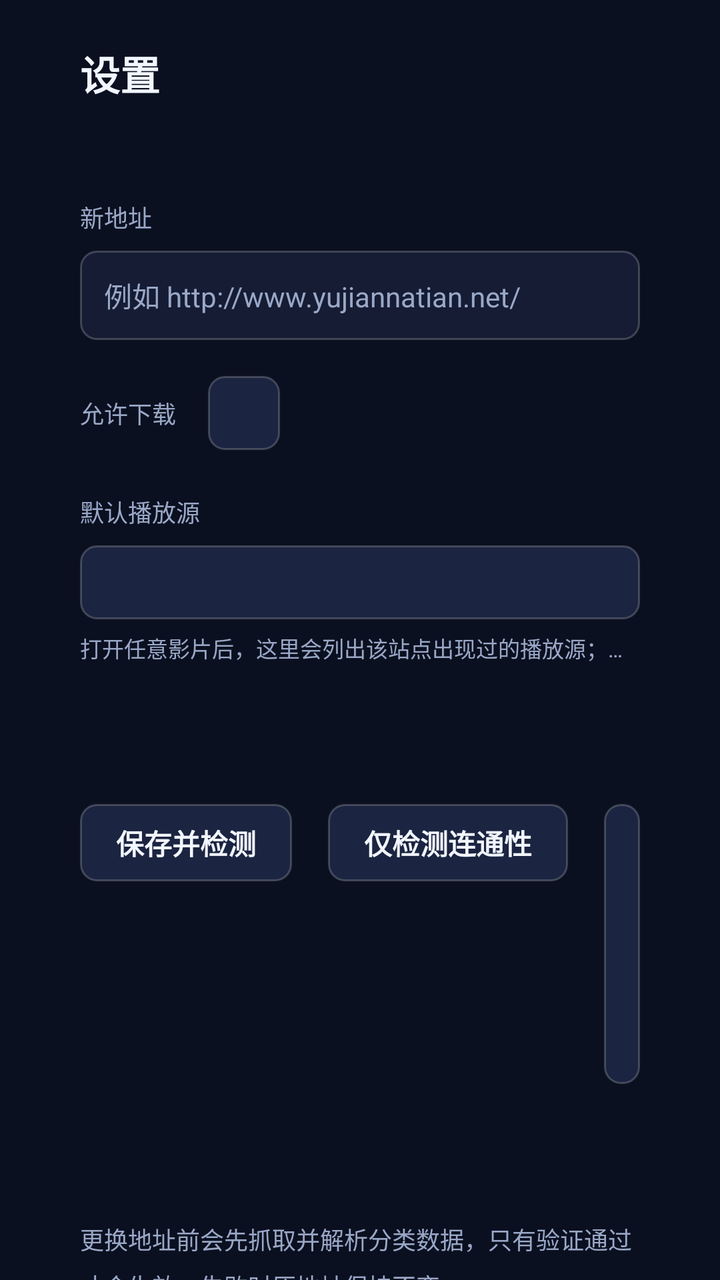
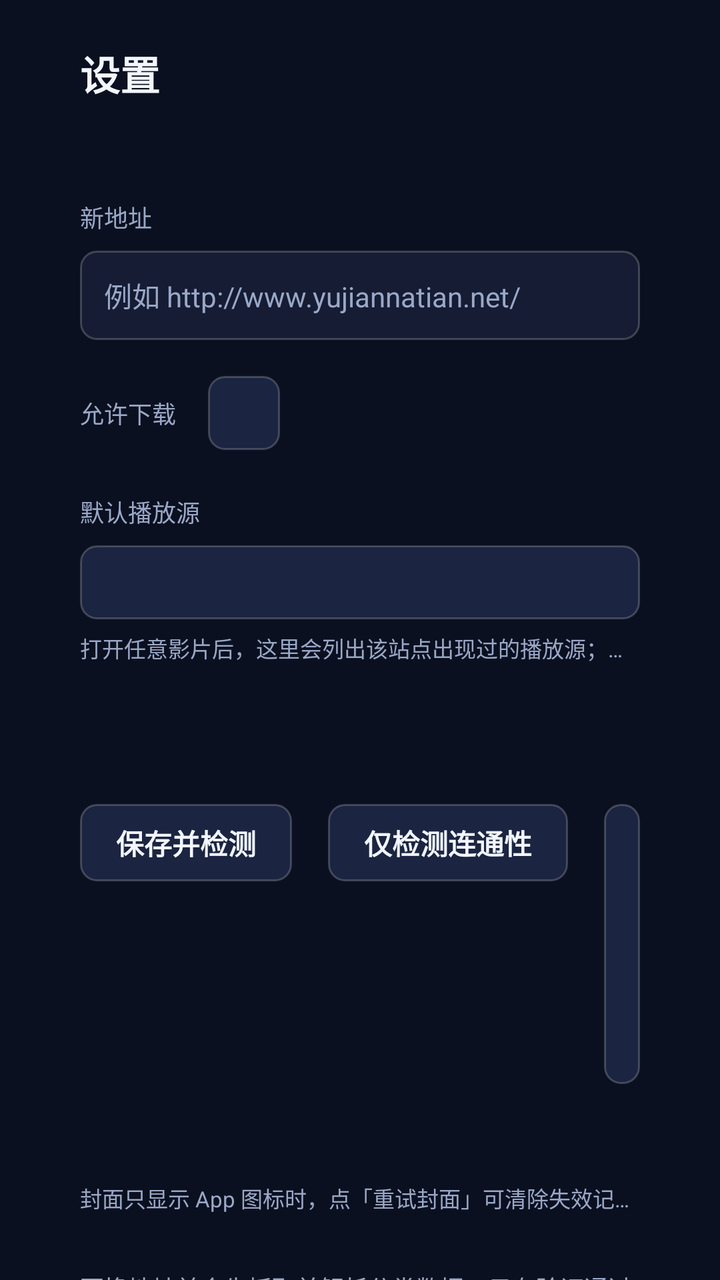

Two renders of the same Android screen: before a commit and after it. Below are the layout's source before the change and the commit's diff.
<!-- AndroidManifest.xml: application theme AppTheme -->
<!-- res/layout/fragment_settings.xml -->
<?xml version="1.0" encoding="utf-8"?>
<ScrollView xmlns:android="http://schemas.android.com/apk/res/android"
    android:layout_width="match_parent"
    android:layout_height="match_parent"
    android:background="@color/bg"
    android:fillViewport="true">

    <LinearLayout
        android:layout_width="match_parent"
        android:layout_height="wrap_content"
        android:orientation="vertical"
        android:paddingLeft="@dimen/overscan_h"
        android:paddingRight="@dimen/overscan_h"
        android:paddingTop="@dimen/overscan_v"
        android:paddingBottom="@dimen/overscan_v">

        <TextView
            style="@style/TvTitle"
            android:layout_width="wrap_content"
            android:layout_height="wrap_content"
            android:text="@string/settings_title" />

        <TextView
            android:id="@+id/current"
            style="@style/TvSub"
            android:layout_width="wrap_content"
            android:layout_height="wrap_content"
            android:layout_marginTop="10dp" />

        <TextView
            style="@style/TvSub"
            android:layout_width="wrap_content"
            android:layout_height="wrap_content"
            android:layout_marginTop="22dp"
            android:text="新地址" />

        <EditText
            android:id="@+id/edit_url"
            style="@style/TvUrlEdit"
            android:layout_width="match_parent"
            android:layout_height="wrap_content"
            android:layout_marginTop="8dp"
            android:hint="@string/hint_url"
            android:nextFocusDown="@+id/btn_allow_download"
            android:textColorHint="@color/text_secondary" />

        <LinearLayout
            android:layout_width="match_parent"
            android:layout_height="wrap_content"
            android:layout_marginTop="18dp"
            android:gravity="center_vertical"
            android:orientation="horizontal">

            <TextView
                style="@style/TvSub"
                android:layout_width="wrap_content"
                android:layout_height="wrap_content"
                android:text="@string/settings_download_title" />

            <Button
                android:id="@+id/btn_allow_download"
                style="@style/TvButton"
                android:layout_width="wrap_content"
                android:layout_height="wrap_content"
                android:layout_marginStart="16dp"
                android:nextFocusUp="@+id/edit_url"
                android:nextFocusDown="@+id/btn_source"
                android:textAllCaps="false" />
        </LinearLayout>

        <TextView
            style="@style/TvSub"
            android:layout_width="wrap_content"
            android:layout_height="wrap_content"
            android:layout_marginTop="22dp"
            android:text="@string/settings_source_title" />

        <Button
            android:id="@+id/btn_source"
            style="@style/TvButton"
            android:layout_width="match_parent"
            android:layout_height="wrap_content"
            android:layout_marginTop="8dp"
            android:gravity="center_vertical|start"
            android:nextFocusUp="@+id/btn_allow_download"
            android:nextFocusDown="@+id/btn_save"
            android:textAllCaps="false" />

        <TextView
            style="@style/TvSmall"
            android:layout_width="match_parent"
            android:layout_height="wrap_content"
            android:layout_marginTop="6dp"
            android:text="@string/settings_source_hint"
            android:textColor="@color/text_secondary" />

        <TextView
            android:id="@+id/status"
            style="@style/TvSub"
            android:layout_width="match_parent"
            android:layout_height="wrap_content"
            android:layout_marginTop="16dp"
            android:minHeight="44dp"
            android:textSize="13sp" />

        <LinearLayout
            android:layout_width="wrap_content"
            android:layout_height="wrap_content"
            android:layout_marginTop="10dp"
            android:orientation="horizontal">

            <Button
                android:id="@+id/btn_save"
                style="@style/TvButton"
                android:layout_width="wrap_content"
                android:layout_height="wrap_content"
                android:nextFocusUp="@id/edit_url"
                android:nextFocusRight="@+id/btn_test"
                android:text="@string/action_save"
                android:textAllCaps="false" />

            <Button
                android:id="@+id/btn_test"
                style="@style/TvButton"
                android:layout_width="wrap_content"
                android:layout_height="wrap_content"
                android:layout_marginStart="18dp"
                android:nextFocusUp="@id/edit_url"
                android:nextFocusLeft="@id/btn_save"
                android:nextFocusRight="@+id/btn_default"
                android:text="@string/action_test"
                android:textAllCaps="false" />

            <Button
                android:id="@+id/btn_default"
                style="@style/TvButton"
                android:layout_width="wrap_content"
                android:layout_height="wrap_content"
                android:layout_marginStart="18dp"
                android:nextFocusUp="@id/edit_url"
                android:nextFocusLeft="@id/btn_test"
                android:nextFocusRight="@+id/btn_prev"
                android:text="@string/action_reset_site"
                android:textAllCaps="false" />

            <Button
                android:id="@+id/btn_prev"
                style="@style/TvButton"
                android:layout_width="wrap_content"
                android:layout_height="wrap_content"
                android:layout_marginStart="18dp"
                android:nextFocusUp="@id/edit_url"
                android:nextFocusLeft="@id/btn_default"
                android:text="@string/action_prev_site"
                android:textAllCaps="false" />
        </LinearLayout>

        <TextView
            style="@style/TvSub"
            android:layout_width="match_parent"
            android:layout_height="wrap_content"
            android:layout_marginTop="28dp"
            android:lineSpacingExtra="6dp"
            android:text="@string/settings_tip" />

        
    </LinearLayout>
</ScrollView>
<!-- resources referenced by this layout -->
<resources>
  <color name="bg">#FF0B1020</color>
  <color name="text_secondary">#FF9AA8C7</color>
  <dimen name="overscan_h">40dp</dimen>
  <dimen name="overscan_v">22dp</dimen>
  <string name="action_prev_site">使用上次可用地址</string>
  <string name="action_reset_site">恢复默认地址</string>
  <string name="action_save">保存并检测</string>
  <string name="action_test">仅检测连通性</string>
  <string name="hint_url">例如 http://www.yujiannatian.net/</string>
  <string name="settings_download_title">允许下载</string>
  <string name="settings_source_hint">打开任意影片后，这里会列出该站点出现过的播放源；选择后每次进入详情默认选中该源。遥控器确认键打开列表选择。</string>
  <string name="settings_source_title">默认播放源</string>
  <string name="settings_tip">更换地址前会先抓取并解析分类数据，只有验证通过才会生效；失败时原地址保持不变。\n使用遥控器方向键移动焦点，确认键输入 / 点击。</string>
  <string name="settings_title">设置</string>
  <style name="TvButton" parent="TvText">
          <item name="android:textSize">@dimen/text_card</item>
          <item name="android:textStyle">bold</item>
          <item name="android:gravity">center</item>
          <item name="android:paddingLeft">18dp</item>
          <item name="android:paddingRight">18dp</item>
          <item name="android:paddingTop">9dp</item>
          <item name="android:paddingBottom">9dp</item>
          <item name="android:background">@drawable/bg_button</item>
          <item name="android:focusable">true</item>
          <item name="android:focusableInTouchMode">true</item>
          <item name="android:clickable">true</item>
      </style>
  <style name="TvSmall" parent="TvText">
          <item name="android:textColor">@color/text_secondary</item>
          <item name="android:textSize">@dimen/text_tiny</item>
          <item name="android:singleLine">true</item>
          <item name="android:ellipsize">end</item>
      </style>
  <style name="TvSub" parent="TvText">
          <item name="android:textColor">@color/text_secondary</item>
          <item name="android:textSize">@dimen/text_small</item>
      </style>
  <style name="TvTitle" parent="TvText">
          <item name="android:textSize">@dimen/text_title</item>
          <item name="android:textStyle">bold</item>
      </style>
  <style name="TvUrlEdit" parent="TvText">
          <item name="android:textSize">@dimen/text_card</item>
          <item name="android:background">@drawable/bg_edit</item>
          <item name="android:padding">12dp</item>
          <item name="android:singleLine">true</item>
          <item name="android:imeOptions">actionDone</item>
          <item name="android:focusable">true</item>
          <item name="android:focusableInTouchMode">true</item>
      </style>
  <style name="AppTheme" parent="Theme.Leanback">
          <item name="android:windowBackground">@color/bg</item>
          <item name="android:colorAccent">@color/accent</item>
          <item name="android:textColorPrimary">@color/text_primary</item>
          <item name="android:textColorSecondary">@color/text_secondary</item>
          <item name="android:windowNoTitle">true</item>
          <item name="android:windowActionBar">false</item>
      </style>
  <style name="TvText">
          <item name="android:textColor">@color/text_primary</item>
          <item name="android:textSize">@dimen/text_body</item>
      </style>
  <dimen name="text_card">14sp</dimen>
  <dimen name="text_tiny">11sp</dimen>
  <dimen name="text_small">12sp</dimen>
  <dimen name="text_title">20sp</dimen>
  <color name="accent">#FF54A0FF</color>
  <color name="text_primary">#FFF2F6FF</color>
  <dimen name="text_body">14sp</dimen>
  <color name="card_focus">#FF2F6BFF</color>
  <color name="accent_dim">#FF2A4C8A</color>
  <color name="card_bg">#FF1B2440</color>
  <color name="divider">#33FFFFFF</color>
  <color name="bg_elevated">#FF151C33</color>
  <!-- unchanged entries left out for length: 2 -->
</resources>

<!-- the commit's change to res/layout/fragment_settings.xml (unified diff, before → after) -->
@@ -151,9 +151,28 @@
                 android:layout_marginStart="18dp"
                 android:nextFocusUp="@id/edit_url"
                 android:nextFocusLeft="@id/btn_default"
+                android:nextFocusRight="@+id/btn_retry_covers"
                 android:text="@string/action_prev_site"
                 android:textAllCaps="false" />
+
+            <Button
+                android:id="@+id/btn_retry_covers"
+                style="@style/TvButton"
+                android:layout_width="wrap_content"
+                android:layout_height="wrap_content"
+                android:layout_marginStart="18dp"
+                android:nextFocusLeft="@id/btn_prev"
+                android:text="重试封面"
+                android:textAllCaps="false" />
         </LinearLayout>
+
+        <TextView
+            style="@style/TvSmall"
+            android:layout_width="match_parent"
+            android:layout_height="wrap_content"
+            android:layout_marginTop="8dp"
+            android:text="封面只显示 App 图标时，点「重试封面」可清除失效记录并重新拉取（电视端常用）。"
+            android:textColor="@color/text_secondary" />
 
         <TextView
             style="@style/TvSub"
